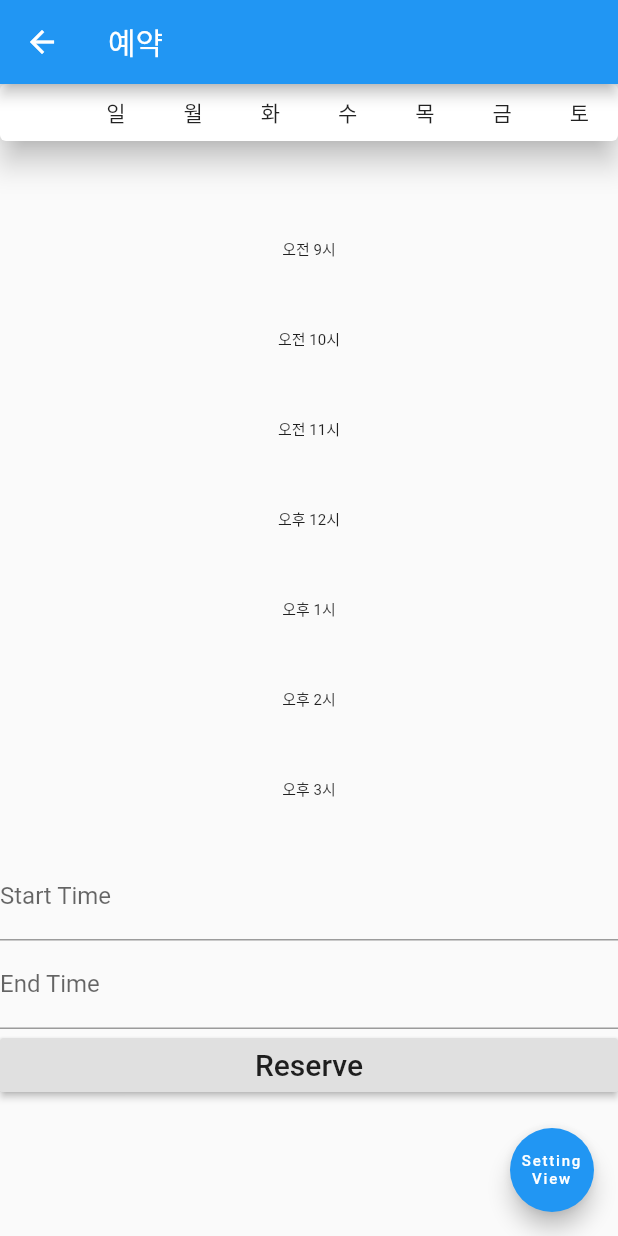
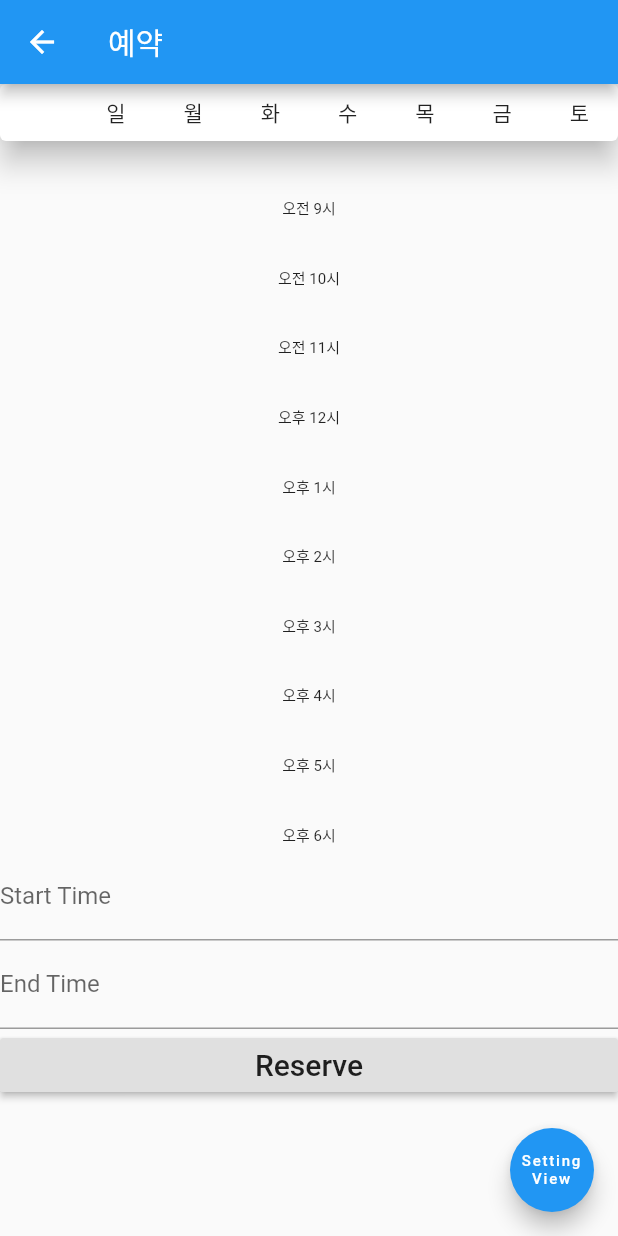
Before and after one commit to GC211SE/frontent, a Flutter app: the ReservationView screen opened by its route, on a phone screen of 412 x 824 dp. Run offline on Flutter 3.47's test engine with Material 2 defaults, Android fonts, the phone set to English and light mode, and no system bars; network calls fail.

Commit message:
lecture class add
lecture class add

```diff
--- a/lib/Widget/timetable.dart
+++ b/lib/Widget/timetable.dart
@@ -73,110 +73,42 @@ class _WeeklyTimeTableState extends State<WeeklyTimeTable> {
         /* day bar (top) */
         Header(WeeklyTimes.dates[this.locale]), // 일, 월, 화, 수 ... 토
         Expanded(
-          child:
-              ListView.builder(
-                itemCount: WeeklyTimes.dates[this.locale].length,
-                shrinkWrap: true,
-                scrollDirection: Axis.vertical,
-                itemBuilder: (BuildContext context, int index) {
-                  List<Widget> children = [];
-                  if(index == 0){
-                    for (int i = 0; i < WeeklyTimes.times[this.locale].length; i++) {
-                      children.add(
-                          Container(
-                            height: 60.0,
-                            child: Indicator(WeeklyTimes.times[this.locale][i]),
-                          )
-                      );
-                    }
-                  }
-                  return Column(children: children);
-                }
-              ),
-              /*
-              ListView.builder(
-                  itemCount: WeeklyTimes.dates[this.locale].length,
-                  shrinkWrap: true,
-                  scrollDirection: Axis.horizontal,
-                  itemBuilder: (BuildContext context, int index) {
-                    List<Widget> children = [];
-                    if(index == 0){
-                      for (int i = 0; i < WeeklyTimes.times[this.locale].length; i++) {
-                        children.add(
-                            Container(
-                              height: 60.0,
-                              child: Indicator(WeeklyTimes.times[this.locale][i]),
-                            )
-                        );
-                      }
-                    }
-                    return Row(children: children);
-                  }
-              )
-              */
-
-        /*
-        Expanded(
-          child: ListView.builder( // list view를 요일별로 따로 만들어 줘...?
-            // itemCount: WeeklyTimes.times[this.locale].length,
-            itemCount: WeeklyTimes.dates[this.locale].length,
+          child: ListView.builder(
+            itemCount: WeeklyTimes.times[this.locale].length,
             shrinkWrap: true,
-            scrollDirection: Axis.horizontal,
+            scrollDirection: Axis.vertical,
             itemBuilder: (BuildContext context, int index) {
               List<Widget> children = [];
-              if(index == 0){
-                for (int i = 0; i < WeeklyTimes.times[this.locale].length; i++) {
+              /* time bar (left) */
+              children.add(Indicator(WeeklyTimes.times[this.locale][index]));
+              for (int dateIdx = 0; dateIdx < 8; dateIdx++){
+              }
+              int pass = 0;
+              /*
+              for (int lectureIdx = 0; lectureIdx < lec.length; lectureIdx++){
+                if (dateIdx == int.parse(lec[lectureIdx].date)){
                   children.add(
-                      Container(
-                        height: 60.0,
-                        child: Indicator(WeeklyTimes.times[this.locale][i]),
+                      Column(
+                        children: [
+                          LectureBox(height: 30),
+                          LectureBox(height: 30),
+                        ],
                       )
                   );
                 }
+                if (lectureIdx == index){
+
+                }
+                children.add(
+                  Cell(),
+                );
               }
-              else{
-                int hourskip; /// hourskip counter
-                /*
-              children.addAll(
-                /// 민약 lecture에 해당 시간 idx가 있을 경우 -------이거 으케함...
-                /// 2개자른걸 그려준다!
-                List.generate(
-                  WeeklyTimes.dates[this.locale].length - 1,
-                      (i) => Cell(
-                    day: i,
-                    timeRange: index,
-                    cellColor: widget.cellColor,
-                    cellSelectedColor: widget.cellSelectedColor,
-                    boarderColor: widget.boarderColor,
-                        isLecture: false,
-                  ),
-                ),
-              );
               */
-                /// add로 다바꾸면 되려나? -> 가로 세로를 바꾸도록하자
-                children.add(
-                    Cell(
-                      day: 1,
-                      timeRange: index,
-                      cellColor: widget.cellColor,
-                      cellSelectedColor: widget.cellSelectedColor,
-                      boarderColor: widget.boarderColor,
-                      isLecture: false,
-                    )
-                );
-                for (int count = 0; count < lec.length; count++){
-                  if(int.parse(lec[count].date) == index){
-
-                  }
-                }
-              }
-              // return Row(children: children);
-              return Column(children: children);
+              return Row(children: children);
             },
-
           ),
-        ),*/
-        )],
+        ),
+      ],
     );
   }
 
@@ -185,7 +117,7 @@ class _WeeklyTimeTableState extends State<WeeklyTimeTable> {
     http.Response response = await http.get(dataURL);
     setState(() {
       // TODO: change 적용이 이안에 들어가야할 듯?
-      // TODO: day 순 , time 순, 으로 정렬 필요(이게 맞는듯)
+      // TODO: day 순 , time 순,(?) 으로 정렬 필요 -> 나중에 정하자...
       // widgets = json.decode(response.body);
     });
   }
```
Also changed, not shown: lib/src/anHour.dart (+41 -21 lines).
